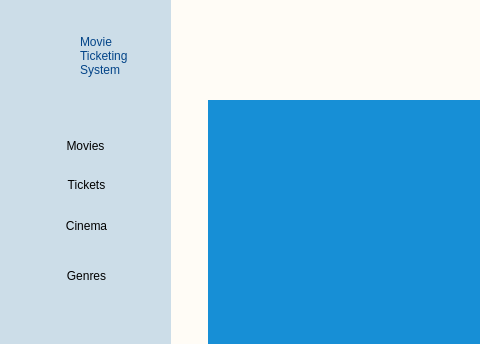
Qt form Ui_Files/movies.ui (edejeed/Movie-Ticketing) before a commit; both pictures show x 0 to 480 and y 0 to 344 of the 813 by 613 pixel window.
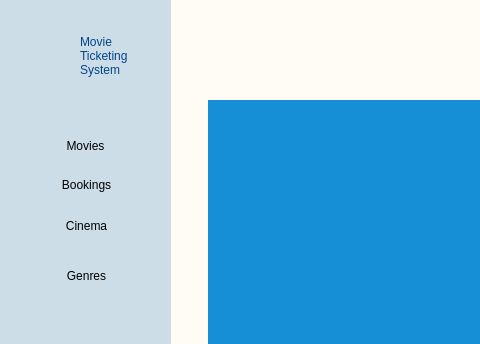
The same form after that commit. Icons and pictures are not drawn.

Patch:
```diff
--- a/Ui_Files/movies.ui
+++ b/Ui_Files/movies.ui
@@ -117,7 +117,7 @@
       </rect>
      </property>
      <property name="text">
-      <string>Tickets</string>
+      <string>Bookings</string>
      </property>
      <property name="icon">
       <iconset>
```
